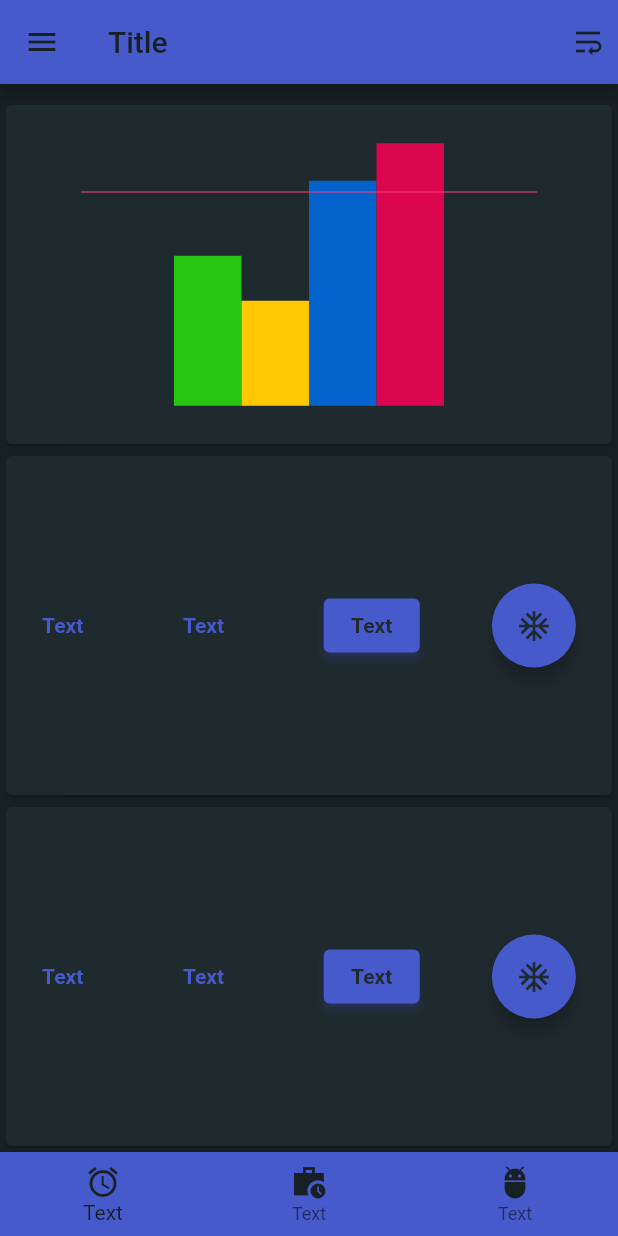
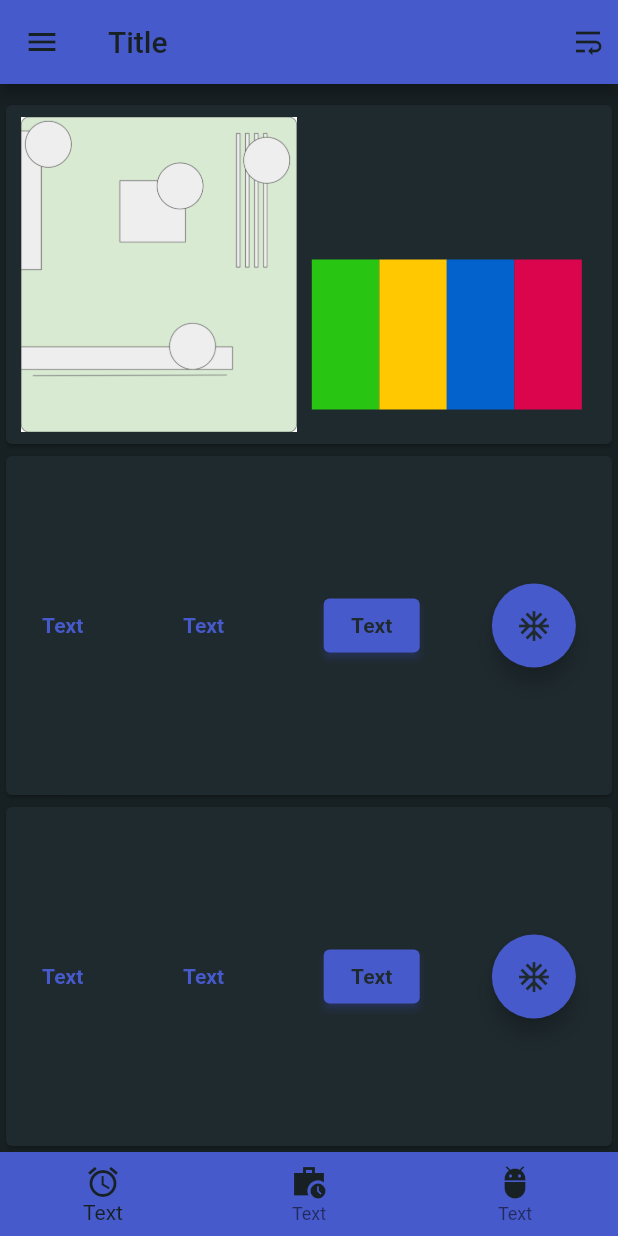
Before and after one commit to grantraja/color_layers, a Flutter app: the screen it shows after launch, on a phone screen of 412 x 824 dp. Run offline on Flutter 3.47's test engine with Material 2 defaults, Android fonts, the light colour scheme and no system bars.

Commit message:
Main chart work

```diff
--- a/lib/layers.dart
+++ b/lib/layers.dart
@@ -1,3 +1,4 @@
+import 'package:color_layers/board.dart';
 import 'package:color_layers/sample_drawer.dart';
 import 'package:color_layers/sample_navbar.dart';
 import 'package:color_layers/sample_rows.dart';
@@ -33,7 +34,16 @@ class Layers extends StatelessWidget {
           Expanded(
             child: Card(
               color: color.oneBaseColor,
-              child: sampleChart(),
+              child: Padding(
+                padding: const EdgeInsets.all(8.0),
+                child: Row(
+                  mainAxisAlignment: MainAxisAlignment.center,
+                  children: [
+                    const BoardDiagram(),
+                    sampleChart(context),
+                  ],
+                ),
+              ),
             ),
           ),
           Expanded(
--- /dev/null
+++ b/lib/number_gen.dart
@@ -0,0 +1,41 @@
+import 'dart:math';
+
+import 'package:flutter/material.dart';
+
+class DataProvider with ChangeNotifier {
+  List<int> sampleData = [50, 50, 50, 50];
+  List<int> velocity = [0, 0, 0, 0];
+
+  bool gen = true;
+
+  DataProvider() {
+    numberGen();
+  }
+
+  void numberGen() async {
+    for (var i = 0; i < 4; i++) {
+      int temp = Random().nextInt(50);
+      if (temp < 10 && velocity[i] < 3) {
+        velocity[i]++;
+      }
+      if (39 < temp && velocity[i] > -3) {
+        velocity[i]--;
+      }
+
+      sampleData[i] += velocity[i];
+      if (sampleData[i] > 100) {
+        sampleData[i] = 100;
+      } else if (sampleData[i] < 20) {
+        sampleData[i] = 20;
+      }
+    }
+    // print(sampleData);
+    notifyListeners();
+    await Future.delayed(const Duration(seconds: 1));
+    if (gen) numberGen();
+  }
+
+  double heightVal(int height, int index) {
+    return (sampleData[index] / 100) * height;
+  }
+}
--- a/lib/sample_chart.dart
+++ b/lib/sample_chart.dart
@@ -1,30 +1,39 @@
 import 'package:flutter/material.dart';
+import 'package:provider/provider.dart';
+
 import 'colors.dart' as color;
+import 'number_gen.dart';
 
-Widget sampleChart() => Stack(
+int chartHeight = 200;
+
+Widget sampleChart(BuildContext context) => Stack(
       children: [
         Center(
           child: Container(
-            // alignment: AlignmentDirectional.bottomCenter,
             width: 200,
+            height: chartHeight.toDouble(),
             padding: const EdgeInsets.all(10),
             child: Row(
-
               mainAxisAlignment: MainAxisAlignment.spaceAround,
               crossAxisAlignment: CrossAxisAlignment.end,
               children: [
                 Expanded(
-                  child: SizedBox(
-                    height: 100,
+                  child: AnimatedContainer(
+                    height: Provider.of<DataProvider>(context)
+                        .heightVal(chartHeight, 0),
+                    duration: const Duration(seconds: 1),
                     // width: 25,
+
                     child: Container(
                       color: color.cpuColor,
                     ),
                   ),
                 ),
                 Expanded(
-                  child: SizedBox(
-                    height: 70,
+                  child: AnimatedContainer(
+                    height: Provider.of<DataProvider>(context)
+                        .heightVal(chartHeight, 1),
+                    duration: const Duration(seconds: 1),
                     // width: 25,
                     child: Container(
                       color: color.memColor,
@@ -32,18 +41,24 @@ Widget sampleChart() => Stack(
                   ),
                 ),
                 Expanded(
-                  child: SizedBox(
-                    height: 150,
+                  child: AnimatedContainer(
+                    height: Provider.of<DataProvider>(context)
+                        .heightVal(chartHeight, 2),
+                    duration: const Duration(seconds: 1),
                     // width: 25,
+
                     child: Container(
                       color: color.netColor,
                     ),
                   ),
                 ),
                 Expanded(
-                  child: SizedBox(
-                    height: 175,
+                  child: AnimatedContainer(
+                    height: Provider.of<DataProvider>(context)
+                        .heightVal(chartHeight, 3),
+                    duration: const Duration(seconds: 1),
                     // width: 25,
+
                     child: Container(
                       color: color.gpuColor,
                     ),
@@ -55,7 +70,9 @@ Widget sampleChart() => Stack(
         ),
         Padding(
           padding: const EdgeInsets.all(50.0),
-          child: Divider(color: color.ten,),
+          child: Divider(
+            color: color.ten,
+          ),
         ),
       ],
     );
--- a/pubspec.yaml
+++ b/pubspec.yaml
@@ -29,6 +29,7 @@ environment:
 dependencies:
   flutter:
     sdk: flutter
+  provider: ^6.0.3
 
 
   # The following adds the Cupertino Icons font to your application.
@@ -58,7 +59,8 @@ flutter:
   uses-material-design: true
 
   # To add assets to your application, add an assets section, like this:
-  # assets:
+  assets:
+    - assets/
   #   - images/a_dot_burr.jpeg
   #   - images/a_dot_ham.jpeg
 
```
Also changed, not shown: lib/board.dart (added, +53 -0 lines), lib/circular_chart.dart (added, +34 -0 lines), lib/main.dart (+26 -2 lines), lib/update_wrapper.dart (added, +53 -0 lines), assets/board.png (added), pubspec.lock.
